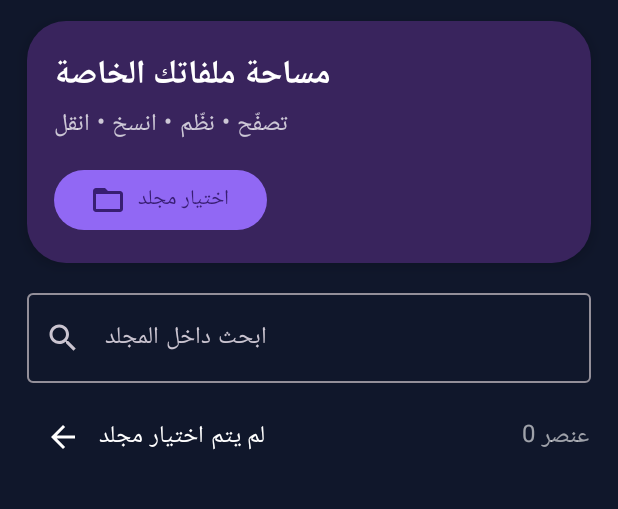
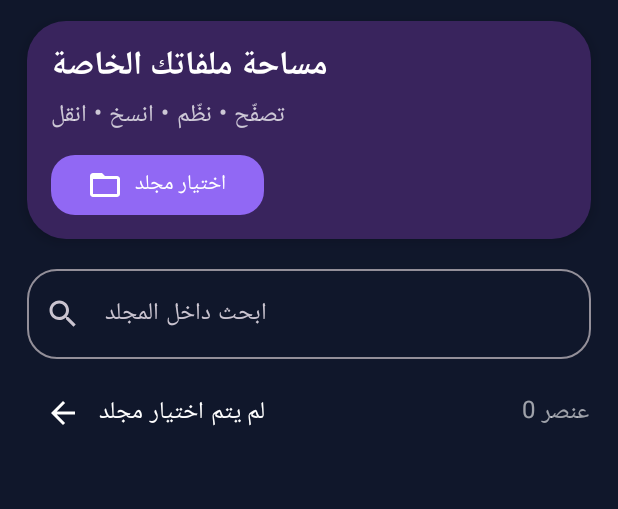
Before and after one commit to gueddich46-lab/BECHIR-FILES-PRO, an Android app built with Jetpack Compose: the screen it shows after launch (MainActivity), on a phone screen of 412 x 824 dp, the part 119-628 px from its top. Run offline under Robolectric (Android 15) with nearby library versions, the phone set to English and light mode, and no system bars.

Commit message:
Compact header and improve folder picker and search styling

```diff
--- a/app/src/main/java/com/bechir/filespro/MainActivity.kt
+++ b/app/src/main/java/com/bechir/filespro/MainActivity.kt
@@ -110,11 +110,11 @@ fun FilesApp(persistFolder: (Uri) -> Unit, initialFolder: String?, saveFolder: (
             }
             Spacer(Modifier.height(14.dp))
             Card(colors = CardDefaults.cardColors(containerColor = if (dark) Color(0xFF39245D) else Color(0xFFE9DDFC)), shape = RoundedCornerShape(26.dp), elevation = CardDefaults.cardElevation(defaultElevation = 5.dp)) {
-                Column(Modifier.fillMaxWidth().padding(18.dp)) {
+                Column(Modifier.fillMaxWidth().padding(horizontal = 16.dp, vertical = 12.dp)) {
                     Text("مساحة ملفاتك الخاصة", color = fg, style = MaterialTheme.typography.titleLarge, fontWeight = FontWeight.Bold)
                     Text("تصفّح • نظّم • انسخ • انقل", color = fg.copy(alpha = .75f))
-                    Spacer(Modifier.height(12.dp))
-                    Button(onClick = { picker.launch(null) }, colors = ButtonDefaults.buttonColors(containerColor = accent)) {
+                    Spacer(Modifier.height(8.dp))
+                    Button(onClick = { picker.launch(null) }, colors = ButtonDefaults.buttonColors(containerColor = accent, contentColor = Color.White), shape = RoundedCornerShape(16.dp)) {
                         Icon(Icons.Default.FolderOpen, null)
                         Spacer(Modifier.width(8.dp))
                         Text("اختيار مجلد")
@@ -122,7 +122,7 @@ fun FilesApp(persistFolder: (Uri) -> Unit, initialFolder: String?, saveFolder: (
                 }
             }
             Spacer(Modifier.height(12.dp))
-            OutlinedTextField(value = query, onValueChange = { query = it }, modifier = Modifier.fillMaxWidth(), singleLine = true, label = { Text("ابحث داخل المجلد") }, leadingIcon = { Icon(Icons.Default.Search, null) })
+            OutlinedTextField(value = query, onValueChange = { query = it }, modifier = Modifier.fillMaxWidth(), singleLine = true, shape = RoundedCornerShape(20.dp), label = { Text("ابحث داخل المجلد") }, leadingIcon = { Icon(Icons.Default.Search, null) })
             Spacer(Modifier.height(12.dp))
             if (current != null) {
                 Row {
```
